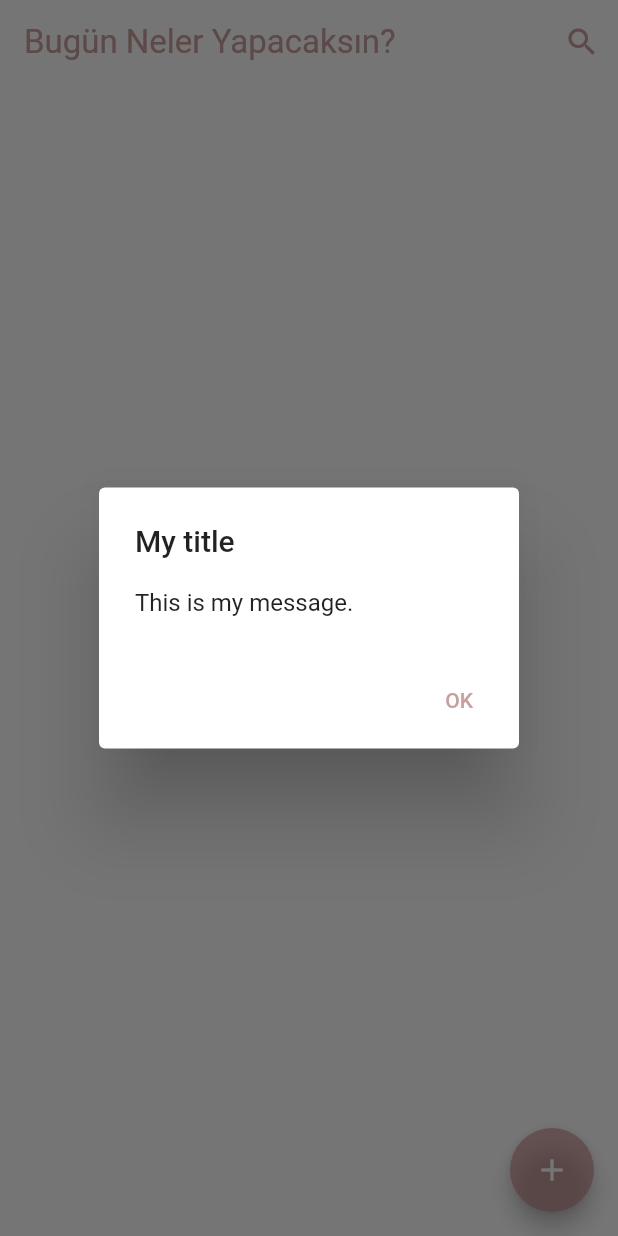
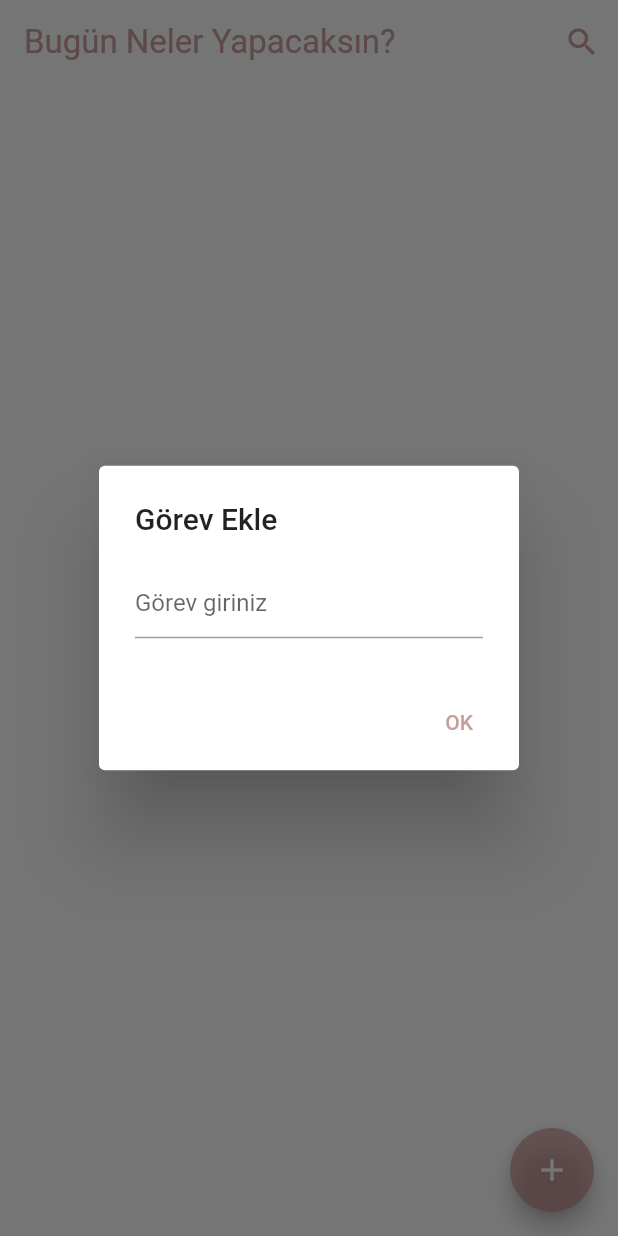
Before and after one commit to ecembostancioglu/todo_hive, a Flutter app: the screen it shows after launch, after a tap on the "add" icon, on a phone screen of 412 x 824 dp. Run offline on Flutter 3.47's test engine with Material 2 defaults, Android fonts, the phone set to English and light mode, and no system bars; our stand-ins replace hive, hive_flutter; accounts and stored records are empty.

```diff
--- a/lib/constants/text_constants.dart
+++ b/lib/constants/text_constants.dart
@@ -1,3 +1,4 @@
 class TextConstants{
   static const String appBarTitle='Bugün Neler Yapacaksın?';
+  static const String gorevEkle='Görev Ekle';
 }
--- a/lib/views/home.dart
+++ b/lib/views/home.dart
@@ -37,8 +37,12 @@ class _HomePageState extends State<HomePage> {
             context: context,
             builder: (context){
             return AlertDialog(
-              title: Text("My title"),
-              content: Text("This is my message."),
+              title: const Text(TextConstants.gorevEkle),
+              content: TextField(
+                decoration: InputDecoration(
+                  hintText: 'Görev giriniz'
+                ),
+              ),
               actions: [
              TextButton(
               child: Text("OK"),
--- a/pubspec.yaml
+++ b/pubspec.yaml
@@ -36,6 +36,7 @@ dependencies:
   cupertino_icons: ^1.0.2
   hive: ^2.2.3
   hive_flutter: ^1.1.0
+  flutter_screenutil: ^5.6.1
 
 dev_dependencies:
   flutter_test:
```
Also changed, not shown: pubspec.lock.
